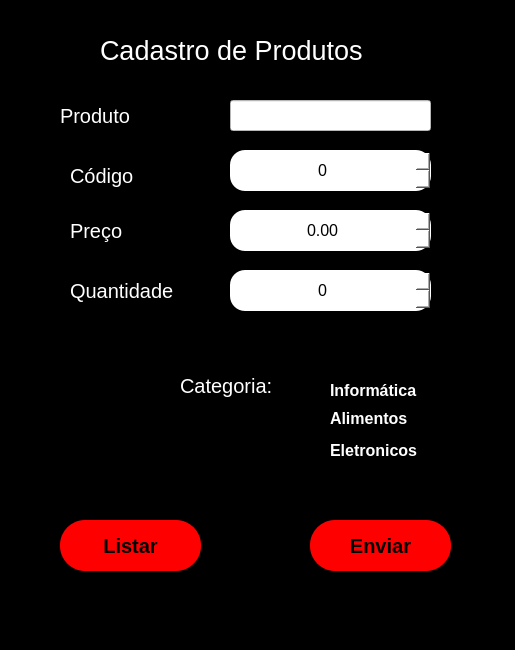
The window that modulos/telas/formulario.ui (AsafViana/Registrador-de-estoque) describes before a commit, drawn with Qt 5.
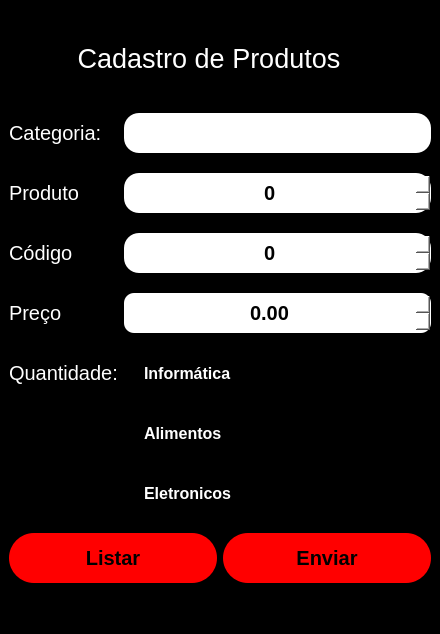
The same window after the commit.

Commit message: ajuste das telas

What changed in the file:
```diff
--- a/modulos/telas/formulario.ui
+++ b/modulos/telas/formulario.ui
@@ -6,8 +6,8 @@
    <rect>
     <x>0</x>
     <y>0</y>
-    <width>515</width>
-    <height>650</height>
+    <width>440</width>
+    <height>634</height>
    </rect>
   </property>
   <property name="windowTitle">
@@ -17,36 +17,62 @@
    <string notr="true">background-color: rgb(0, 0, 0);</string>
   </property>
   <widget class="QWidget" name="centralwidget">
-   <widget class="QLabel" name="label">
-    <property name="geometry">
-     <rect>
-      <x>100</x>
-      <y>30</y>
-      <width>311</width>
-      <height>41</height>
-     </rect>
+   <layout class="QGridLayout" name="gridLayout">
+    <item row="7" column="1">
+     <widget class="QSpinBox" name="codigo">
+      <property name="minimumSize">
+       <size>
+        <width>100</width>
+        <height>40</height>
+       </size>
     </property>
     <property name="font">
      <font>
-      <pointsize>20</pointsize>
+        <pointsize>15</pointsize>
+        <weight>75</weight>
+        <bold>true</bold>
+       </font>
+      </property>
+      <property name="layoutDirection">
+       <enum>Qt::LeftToRight</enum>
+      </property>
+      <property name="autoFillBackground">
+       <bool>false</bool>
+      </property>
+      <property name="styleSheet">
+       <string notr="true">background-color: rgb(255, 255, 255);
+border-radius: 15px</string>
+      </property>
+      <property name="alignment">
+       <set>Qt::AlignCenter</set>
+      </property>
+     </widget>
+    </item>
+    <item row="11" column="1">
+     <widget class="QRadioButton" name="informatica">
+      <property name="minimumSize">
+       <size>
+        <width>100</width>
+        <height>40</height>
+       </size>
+      </property>
+      <property name="font">
+       <font>
+        <pointsize>12</pointsize>
+        <weight>75</weight>
+        <bold>true</bold>
      </font>
     </property>
     <property name="styleSheet">
      <string notr="true">color: rgb(255, 255, 255);</string>
     </property>
     <property name="text">
-     <string>Cadastro de Produtos</string>
-    </property>
-   </widget>
+       <string>Informática</string>
+      </property>
+     </widget>
+    </item>
+    <item row="7" column="0">
    <widget class="QLabel" name="label_2">
-    <property name="geometry">
-     <rect>
-      <x>70</x>
-      <y>160</y>
-      <width>81</width>
-      <height>31</height>
-     </rect>
-    </property>
     <property name="font">
      <font>
       <pointsize>15</pointsize>
@@ -59,15 +85,47 @@
      <string>Código</string>
     </property>
    </widget>
+    </item>
+    <item row="13" column="1">
+     <widget class="QRadioButton" name="eletronicos">
+      <property name="minimumSize">
+       <size>
+        <width>100</width>
+        <height>40</height>
+       </size>
+      </property>
+      <property name="font">
+       <font>
+        <pointsize>12</pointsize>
+        <weight>75</weight>
+        <bold>true</bold>
+       </font>
+      </property>
+      <property name="styleSheet">
+       <string notr="true">color: rgb(255, 255, 255);</string>
+      </property>
+      <property name="text">
+       <string>Eletronicos</string>
+      </property>
+     </widget>
+    </item>
+    <item row="3" column="0">
+     <widget class="QLabel" name="label_5">
+      <property name="font">
+       <font>
+        <pointsize>15</pointsize>
+       </font>
+      </property>
+      <property name="styleSheet">
+       <string notr="true">color: rgb(255, 255, 255);</string>
+      </property>
+      <property name="text">
+       <string>Categoria:</string>
+      </property>
+     </widget>
+    </item>
+    <item row="5" column="0">
    <widget class="QLabel" name="label_3">
-    <property name="geometry">
-     <rect>
-      <x>60</x>
-      <y>100</y>
-      <width>111</width>
-      <height>31</height>
-     </rect>
-    </property>
     <property name="font">
      <font>
       <pointsize>15</pointsize>
@@ -80,15 +138,9 @@
      <string>Produto</string>
     </property>
    </widget>
+    </item>
+    <item row="9" column="0">
    <widget class="QLabel" name="label_4">
-    <property name="geometry">
-     <rect>
-      <x>70</x>
-      <y>210</y>
-      <width>81</width>
-      <height>41</height>
-     </rect>
-    </property>
     <property name="font">
      <font>
       <pointsize>15</pointsize>
@@ -101,14 +153,29 @@
      <string>Preço</string>
     </property>
    </widget>
+    </item>
+    <item row="11" column="0">
+     <widget class="QLabel" name="label_6">
+      <property name="font">
+       <font>
+        <pointsize>15</pointsize>
+       </font>
+      </property>
+      <property name="styleSheet">
+       <string notr="true">color: rgb(255, 255, 255);</string>
+      </property>
+      <property name="text">
+       <string>Quantidade:</string>
+      </property>
+     </widget>
+    </item>
+    <item row="3" column="1">
    <widget class="QLineEdit" name="produto">
-    <property name="geometry">
-     <rect>
-      <x>230</x>
-      <y>100</y>
-      <width>201</width>
-      <height>31</height>
-     </rect>
+      <property name="minimumSize">
+       <size>
+        <width>100</width>
+        <height>40</height>
+       </size>
     </property>
     <property name="font">
      <font>
@@ -116,40 +183,21 @@
      </font>
     </property>
     <property name="styleSheet">
-     <string notr="true">background-color: rgb(255, 255, 255);</string>
-    </property>
-   </widget>
-   <widget class="QRadioButton" name="informatica">
-    <property name="geometry">
-     <rect>
-      <x>310</x>
-      <y>380</y>
-      <width>151</width>
-      <height>21</height>
-     </rect>
-    </property>
-    <property name="font">
-     <font>
-      <pointsize>12</pointsize>
-      <weight>75</weight>
-      <bold>true</bold>
-     </font>
-    </property>
-    <property name="styleSheet">
-     <string notr="true">color: rgb(255, 255, 255);</string>
+       <string notr="true">background-color: rgb(255, 255, 255);
+border-radius: 15px;</string>
     </property>
     <property name="text">
-     <string>Informática</string>
-    </property>
-   </widget>
+       <string/>
+      </property>
+     </widget>
+    </item>
+    <item row="12" column="1">
    <widget class="QRadioButton" name="alimentos">
-    <property name="geometry">
-     <rect>
-      <x>310</x>
-      <y>410</y>
-      <width>131</width>
-      <height>16</height>
-     </rect>
+      <property name="minimumSize">
+       <size>
+        <width>100</width>
+        <height>40</height>
+       </size>
     </property>
     <property name="font">
      <font>
@@ -165,58 +213,76 @@
      <string>Alimentos</string>
     </property>
    </widget>
-   <widget class="QRadioButton" name="eletronicos">
-    <property name="geometry">
-     <rect>
-      <x>310</x>
-      <y>440</y>
-      <width>141</width>
-      <height>21</height>
-     </rect>
-    </property>
+    </item>
+    <item row="2" column="0" colspan="2">
+     <widget class="QLabel" name="label">
+      <property name="minimumSize">
+       <size>
+        <width>400</width>
+        <height>50</height>
+       </size>
+      </property>
+      <property name="maximumSize">
+       <size>
+        <width>200</width>
+        <height>70</height>
+       </size>
+      </property>
     <property name="font">
      <font>
-      <pointsize>12</pointsize>
+        <pointsize>20</pointsize>
+       </font>
+      </property>
+      <property name="styleSheet">
+       <string notr="true">color: rgb(255, 255, 255);</string>
+      </property>
+      <property name="text">
+       <string>Cadastro de Produtos</string>
+      </property>
+      <property name="alignment">
+       <set>Qt::AlignCenter</set>
+      </property>
+     </widget>
+    </item>
+    <item row="5" column="1">
+     <widget class="QSpinBox" name="quantidade">
+      <property name="minimumSize">
+       <size>
+        <width>100</width>
+        <height>40</height>
+       </size>
+      </property>
+      <property name="font">
+       <font>
+        <pointsize>15</pointsize>
       <weight>75</weight>
       <bold>true</bold>
      </font>
     </property>
     <property name="styleSheet">
-     <string notr="true">color: rgb(255, 255, 255);</string>
-    </property>
-    <property name="text">
-     <string>Eletronicos</string>
-    </property>
-   </widget>
-   <widget class="QLabel" name="label_5">
-    <property name="geometry">
-     <rect>
-      <x>180</x>
-      <y>370</y>
-      <width>111</width>
-      <height>31</height>
-     </rect>
-    </property>
-    <property name="font">
-     <font>
-      <pointsize>15</pointsize>
-     </font>
-    </property>
-    <property name="styleSheet">
-     <string notr="true">color: rgb(255, 255, 255);</string>
-    </property>
-    <property name="text">
-     <string>Categoria:</string>
-    </property>
-   </widget>
+       <string notr="true">background-color: rgb(255, 255, 255);
+border-radius: 15px</string>
+      </property>
+      <property name="alignment">
+       <set>Qt::AlignCenter</set>
+      </property>
+     </widget>
+    </item>
+    <item row="15" column="0" colspan="2">
+     <layout class="QGridLayout" name="gridLayout_2">
+      <item row="0" column="1">
    <widget class="QPushButton" name="enviar">
-    <property name="geometry">
-     <rect>
-      <x>310</x>
-      <y>520</y>
-      <width>141</width>
-      <height>51</height>
-     </rect>
+        <property name="minimumSize">
+         <size>
+          <width>100</width>
+          <height>50</height>
+         </size>
+        </property>
+        <property name="maximumSize">
+         <size>
+          <width>350</width>
+          <height>50</height>
+         </size>
     </property>
     <property name="font">
      <font>
@@ -233,20 +299,27 @@
      <string>Enviar</string>
     </property>
    </widget>
+      </item>
+      <item row="0" column="0">
    <widget class="QPushButton" name="listar">
-    <property name="geometry">
-     <rect>
-      <x>60</x>
-      <y>520</y>
-      <width>141</width>
-      <height>51</height>
-     </rect>
+        <property name="minimumSize">
+         <size>
+          <width>100</width>
+          <height>50</height>
+         </size>
+        </property>
+        <property name="maximumSize">
+         <size>
+          <width>350</width>
+          <height>50</height>
+         </size>
     </property>
     <property name="font">
      <font>
       <pointsize>15</pointsize>
       <weight>75</weight>
       <bold>true</bold>
+          <kerning>false</kerning>
      </font>
     </property>
     <property name="styleSheet">
@@ -256,100 +329,41 @@
     <property name="text">
      <string>Listar</string>
     </property>
-   </widget>
+        <property name="autoDefault">
+         <bool>false</bool>
+        </property>
+        <property name="flat">
+         <bool>false</bool>
+        </property>
+       </widget>
+      </item>
+     </layout>
+    </item>
+    <item row="9" column="1">
    <widget class="QDoubleSpinBox" name="preco">
-    <property name="geometry">
-     <rect>
-      <x>230</x>
-      <y>210</y>
-      <width>201</width>
-      <height>41</height>
-     </rect>
-    </property>
-    <property name="font">
-     <font>
-      <pointsize>12</pointsize>
-     </font>
-    </property>
-    <property name="styleSheet">
-     <string notr="true">background-color: rgb(255, 255, 255);
-border-radius: 15px</string>
-    </property>
-    <property name="alignment">
-     <set>Qt::AlignCenter</set>
-    </property>
-   </widget>
-   <widget class="QSpinBox" name="codigo">
-    <property name="geometry">
-     <rect>
-      <x>230</x>
-      <y>150</y>
-      <width>201</width>
-      <height>41</height>
-     </rect>
-    </property>
-    <property name="font">
-     <font>
-      <pointsize>12</pointsize>
-     </font>
-    </property>
-    <property name="layoutDirection">
-     <enum>Qt::LeftToRight</enum>
-    </property>
-    <property name="autoFillBackground">
-     <bool>false</bool>
-    </property>
-    <property name="styleSheet">
-     <string notr="true">background-color: rgb(255, 255, 255);
-border-radius: 15px</string>
-    </property>
-    <property name="alignment">
-     <set>Qt::AlignCenter</set>
-    </property>
-   </widget>
-   <widget class="QSpinBox" name="quantidade">
-    <property name="geometry">
-     <rect>
-      <x>230</x>
-      <y>270</y>
-      <width>201</width>
-      <height>41</height>
-     </rect>
-    </property>
-    <property name="font">
-     <font>
-      <pointsize>12</pointsize>
-     </font>
-    </property>
-    <property name="styleSheet">
-     <string notr="true">background-color: rgb(255, 255, 255);
-border-radius: 15px</string>
-    </property>
-    <property name="alignment">
-     <set>Qt::AlignCenter</set>
-    </property>
-   </widget>
-   <widget class="QLabel" name="label_6">
-    <property name="geometry">
-     <rect>
-      <x>70</x>
-      <y>270</y>
-      <width>131</width>
-      <height>41</height>
-     </rect>
+      <property name="minimumSize">
+       <size>
+        <width>100</width>
+        <height>40</height>
+       </size>
     </property>
     <property name="font">
      <font>
       <pointsize>15</pointsize>
+        <weight>75</weight>
+        <bold>true</bold>
      </font>
     </property>
     <property name="styleSheet">
-     <string notr="true">color: rgb(255, 255, 255);</string>
-    </property>
-    <property name="text">
-     <string>Quantidade</string>
-    </property>
-   </widget>
+       <string notr="true">background-color: rgb(255, 255, 255);
+border-radius: 10px</string>
+      </property>
+      <property name="alignment">
+       <set>Qt::AlignCenter</set>
+      </property>
+     </widget>
+    </item>
+   </layout>
   </widget>
   <widget class="QMenuBar" name="menubar">
    <property name="geometry">
```
Left out of the diff: 2 changed lines with no effect on the pictures. Lines whose indentation alone changed are shown as unchanged. The commit also changes 1 other file.
